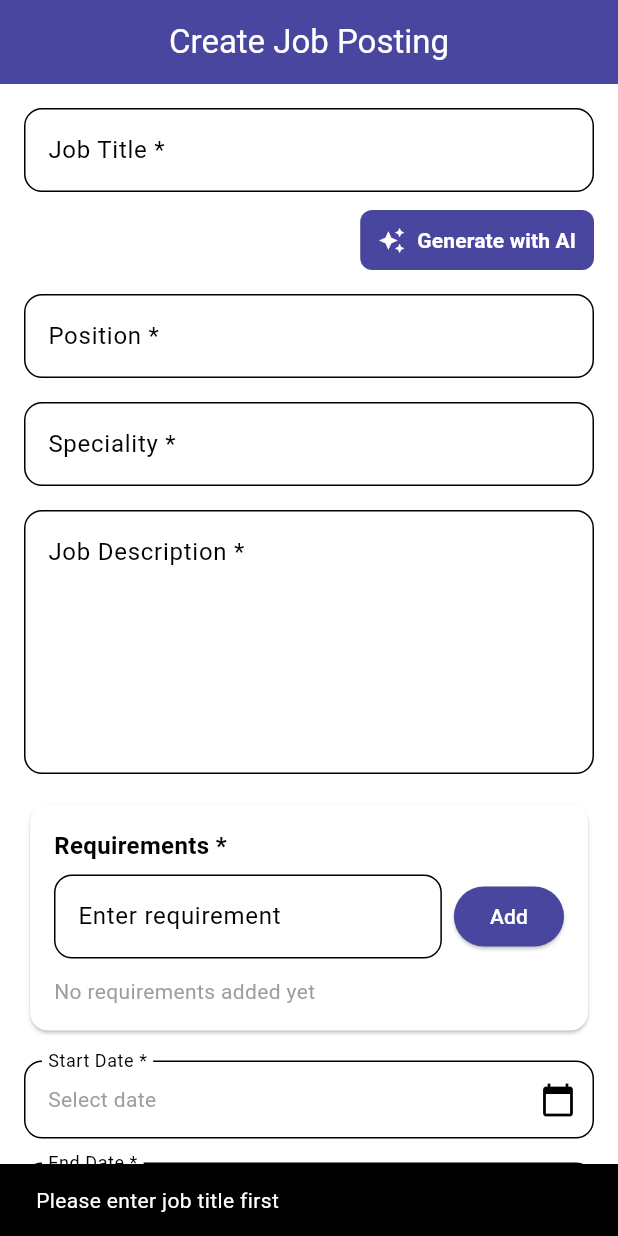
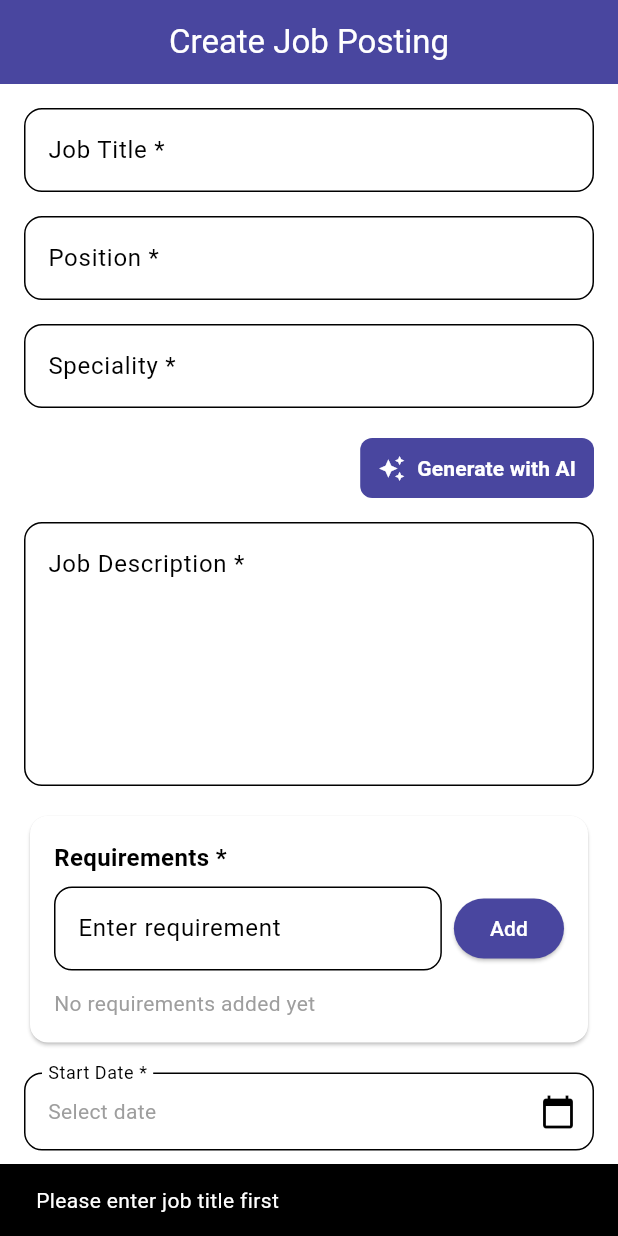
Before and after one commit to WS888-CODER/2025_GP_11, a Flutter app: the screen it shows after launch, after a tap on "Generate with AI", on a phone screen of 412 x 824 dp. Run offline on Flutter 3.47's test engine with Material 3 defaults, Android fonts, the light colour scheme and no system bars; our stand-ins replace cloud_firestore, cloud_functions, firebase_auth, firebase_core; accounts and stored records are empty.

Commit message:
job postings prompt change

```diff
--- a/lib/screens/job_posting_page.dart
+++ b/lib/screens/job_posting_page.dart
@@ -83,7 +83,7 @@ class _JobPostingPageState extends State<JobPostingPage> {
     final DateTime? picked = await showDatePicker(
       context: context,
       initialDate: _startDate ?? DateTime.now(),
-      firstDate: DateTime(2000),
+      firstDate: DateTime.now(),
       lastDate: DateTime(2100),
     );
     if (picked != null) {
@@ -124,6 +124,20 @@ class _JobPostingPageState extends State<JobPostingPage> {
       return;
     }
 
+    if (_positionController.text.isEmpty) {
+      ScaffoldMessenger.of(context).showSnackBar(
+        const SnackBar(content: Text('Please enter position first')),
+      );
+      return;
+    }
+
+    if (_specialityController.text.isEmpty) {
+      ScaffoldMessenger.of(context).showSnackBar(
+        const SnackBar(content: Text('Please enter speciality first')),
+      );
+      return;
+    }
+
 // Call your Cloud Function from firebase RUNNING THIS REQUIRES WIFI
  final url = Uri.parse('https://us-central1-jadeer-b4953.cloudfunctions.net/generateJobPost');
 
@@ -139,6 +153,8 @@ class _JobPostingPageState extends State<JobPostingPage> {
         headers: {'Content-Type': 'application/json'},
         body: jsonEncode({
           'title': _jobTitleController.text,
+          'position': _positionController.text,
+          'speciality': _specialityController.text,
         }),
       );
 
@@ -251,29 +267,7 @@ class _JobPostingPageState extends State<JobPostingPage> {
               ),
               validator: (v) => (v == null || v.isEmpty) ? 'This field is required' : null,
             ),
-            const SizedBox(height: 8),
-
-            // AI Generate Button
-            Align(
-              alignment: Alignment.centerRight,
-              child: TextButton.icon(
-                onPressed: _generateJobPost,
-                icon: const Icon(Icons.auto_awesome, size: 18),
-                label: const Text(
-                  'Generate with AI',
-                  style: TextStyle(fontSize: 14, fontWeight: FontWeight.w600),
-                ),
-                style: TextButton.styleFrom(
-                  foregroundColor: Colors.white,
-                  backgroundColor: const Color(0xFF49469F),
-                  padding: const EdgeInsets.symmetric(horizontal: 12, vertical: 8),
-                  shape: RoundedRectangleBorder(
-                    borderRadius: BorderRadius.circular(8),
-                  ),
-                ),
-              ),
-            ),
-            const SizedBox(height: 12),
+            const SizedBox(height: 16),
 
             // Position
             TextFormField(
@@ -300,6 +294,28 @@ class _JobPostingPageState extends State<JobPostingPage> {
               validator: (v) => (v == null || v.isEmpty) ? 'This field is required' : null,
             ),
             const SizedBox(height: 16),
+
+            // AI Generate Button
+            Align(
+              alignment: Alignment.centerRight,
+              child: TextButton.icon(
+                onPressed: _generateJobPost,
+                icon: const Icon(Icons.auto_awesome, size: 18),
+                label: const Text(
+                  'Generate with AI',
+                  style: TextStyle(fontSize: 14, fontWeight: FontWeight.w600),
+                ),
+                style: TextButton.styleFrom(
+                  foregroundColor: Colors.white,
+                  backgroundColor: const Color(0xFF49469F),
+                  padding: const EdgeInsets.symmetric(horizontal: 12, vertical: 8),
+                  shape: RoundedRectangleBorder(
+                    borderRadius: BorderRadius.circular(8),
+                  ),
+                ),
+              ),
+            ),
+            const SizedBox(height: 12),
 
             // Job Description
             TextFormField(
```
Also changed, not shown: 1 other file.
